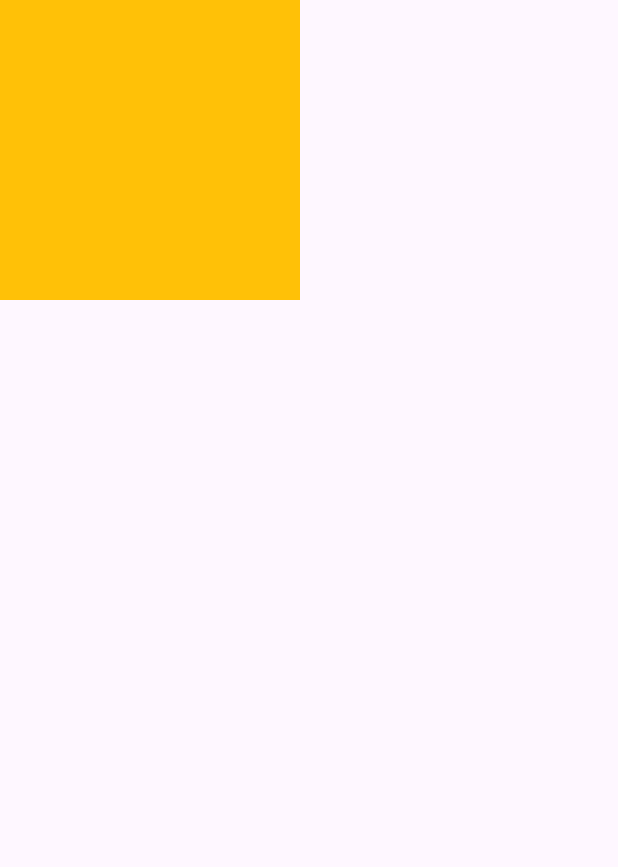
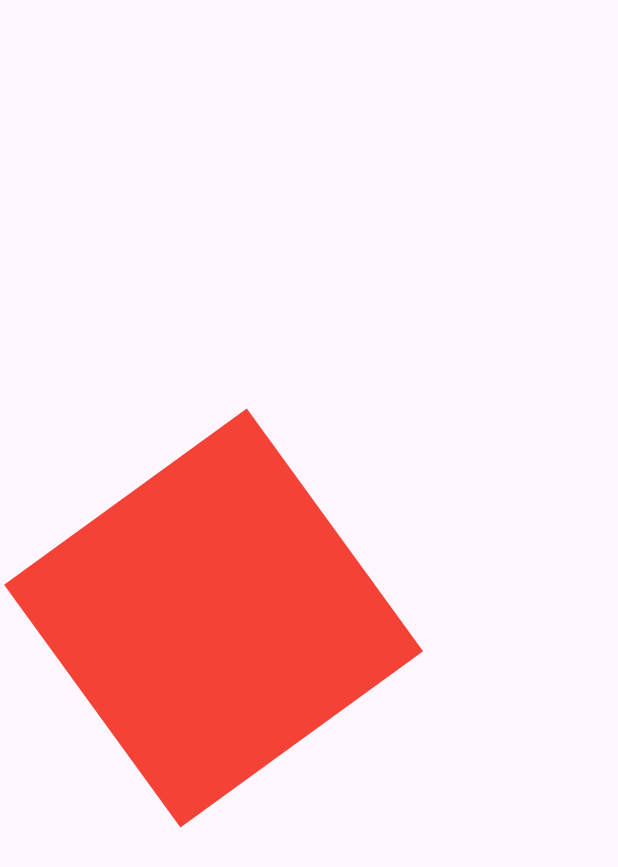
Before and after one commit to Mafdysaad/animation, a Flutter app: the screen it shows after launch, on a phone screen of 412 x 824 dp. Shown: the top 867 px of the screen. Run offline on Flutter 3.47's test engine with Material 3 defaults, Android fonts, the phone set to English and light mode, and no system bars.

Commit message:
explicit animation

```diff
--- /dev/null
+++ b/lib/animations/Explicit_animation/Explicit_animation_tween.dart
@@ -0,0 +1,42 @@
+import 'package:flutter/material.dart';
+
+class ExplicitAnimationTween extends StatefulWidget {
+  const ExplicitAnimationTween({super.key});
+
+  @override
+  State<ExplicitAnimationTween> createState() => _ExplicitAnimationTweenState();
+}
+
+class _ExplicitAnimationTweenState extends State<ExplicitAnimationTween>
+    with SingleTickerProviderStateMixin {
+  late AnimationController controller;
+  late Animation<double> routet_animation;
+  late Animation<AlignmentGeometry> geometry_animation;
+  @override
+  void initState() {
+    controller = AnimationController(
+      vsync: this,
+      duration: const Duration(seconds: 1),
+    )..repeat(reverse: true);
+    routet_animation = Tween<double>(begin: 0, end: 2).animate(controller);
+    geometry_animation = Tween<AlignmentGeometry>(
+            begin: Alignment.centerLeft, end: Alignment.centerRight)
+        .animate(controller);
+    super.initState();
+  }
+
+  @override
+  Widget build(BuildContext context) {
+    return AlignTransition(
+      alignment: geometry_animation,
+      child: RotationTransition(
+        turns: routet_animation,
+        child: Container(
+          width: 200,
+          height: 200,
+          color: Colors.red,
+        ),
+      ),
+    );
+  }
+}
--- a/lib/home.dart
+++ b/lib/home.dart
@@ -1,3 +1,5 @@
+import 'package:anmation/animations/Explicit_animation/Explicit_animation.dart';
+import 'package:anmation/animations/Explicit_animation/Explicit_animation_tween.dart';
 import 'package:anmation/animations/implicit_animation/animated_alignment.dart';
 import 'package:anmation/animations/implicit_animation/animated_defult_textstyle.dart';
 import 'package:anmation/animations/implicit_animation/animated_padding.dart';
@@ -15,7 +17,7 @@ class Homepage extends StatelessWidget {
   @override
   Widget build(BuildContext context) {
     return const Scaffold(
-      body: TweenAnimation(),
+      body: ExplicitAnimationTween(),
     );
   }
 }
```
Also changed, not shown: lib/animations/Explicit_animation/Explicit_animation.dart (added, +59 -0 lines).
